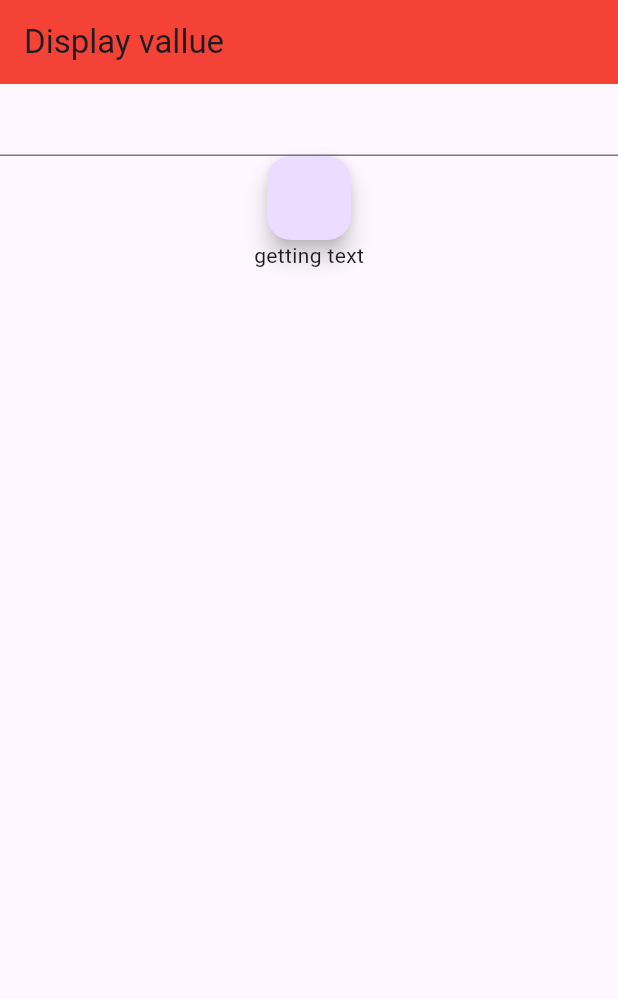
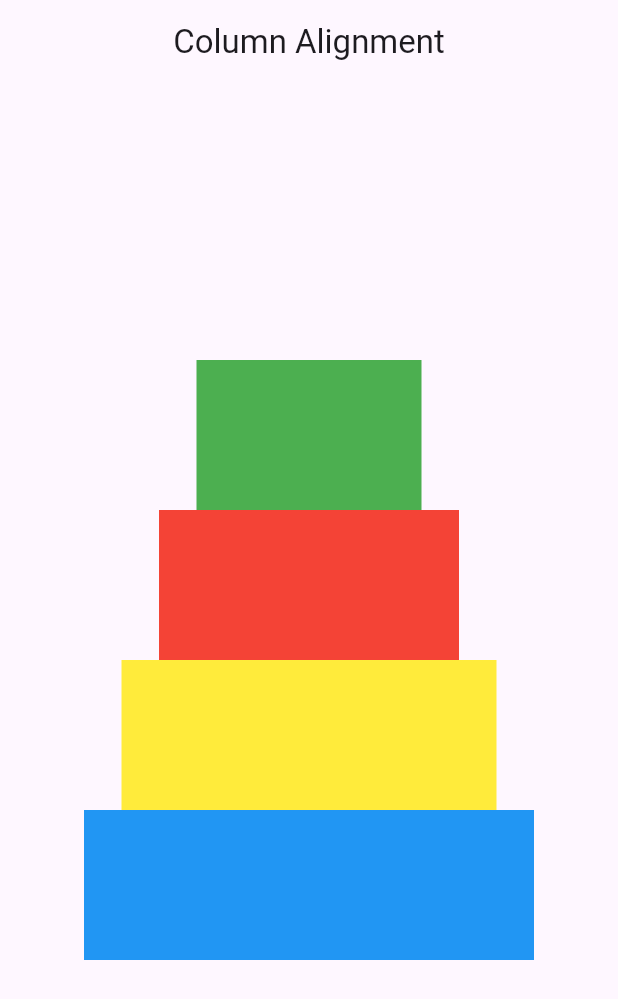
Before and after one commit to Soorajaniyeri/flutterfly, a Flutter app: the screen it shows after launch, on a phone screen of 412 x 824 dp. Shown: the top 999 px of the screen. Run offline on Flutter 3.47's test engine with Material 2 defaults, Android fonts, the phone set to English and light mode, and no system bars.

Commit message:
Column Alignment added

```diff
--- /dev/null
+++ b/lib/columnalignment.dart
@@ -0,0 +1,50 @@
+import 'package:flutter/material.dart';
+
+class ColumnAlignment extends StatefulWidget {
+  const ColumnAlignment({super.key});
+
+  @override
+  State<ColumnAlignment> createState() => _ColumnAlignmentState();
+}
+
+class _ColumnAlignmentState extends State<ColumnAlignment> {
+  @override
+  Widget build(BuildContext context) {
+    return Scaffold(
+      appBar: AppBar(
+        backgroundColor: Colors.transparent,
+        title: Text("Column Alignment"),
+        centerTitle: true,
+      ),
+      body: Center(
+        child: Column(
+          mainAxisAlignment: MainAxisAlignment.center,
+          crossAxisAlignment: CrossAxisAlignment.center,
+          children: [
+            Container(
+
+              height: 100,
+              width: 150,
+              color: Colors.green,
+            ),
+            Container(
+              height: 100,
+              width: 200,
+              color: Colors.red,
+            ),
+            Container(
+              height: 100,
+              width: 250,
+              color: Colors.yellow,
+            ),
+            Container(
+              height: 100,
+              width: 300,
+              color: Colors.blue,
+            )
+          ],
+        ),
+      ),
+    );
+  }
+}
--- a/lib/displaytext.dart
+++ b/lib/displaytext.dart
@@ -29,7 +29,10 @@ class _DisplayvalueState extends State<Displayvalue> {
             setState(() {
               myValue = myctr.text;
             });
-          }),
+          },
+
+
+          ),
           myValue == null ? Text("getting text") : Text(myValue!),
         ],
       ),
--- a/lib/main.dart
+++ b/lib/main.dart
@@ -1,8 +1,11 @@
 import 'package:flutter/material.dart';
+import 'package:flutterfly/sumdisplay.dart';
+import 'package:flutterfly/textfieldcolumn.dart';
 import 'package:flutterfly/textfieldexample.dart';
 
 import 'Controller.dart';
 import 'Textfieldvaluesum.dart';
+import 'columnalignment.dart';
 import 'currencyconverter.dart';
 import 'displaytext.dart';
 import 'multiplicationcontroll.dart';
@@ -39,7 +42,7 @@ class MyApp extends StatelessWidget {
         colorScheme: ColorScheme.fromSeed(seedColor: Colors.deepPurple),
         useMaterial3: true,
       ),
-      home: Displayvalue(),
+      home: ColumnAlignment(),
     );
   }
 }
@@ -63,10 +66,10 @@ class MyHomePage extends StatefulWidget {
 }
 
 class _MyHomePageState extends State<MyHomePage> {
-  int value=1;
+  int value = 1;
   int _counter = 2;
 
-  Color myclr=Colors.transparent;
+  Color myclr = Colors.transparent;
   Color myclr2 = Colors.green;
 
   List<Color> mylist = [Colors.black, Colors.pink];
@@ -78,18 +81,13 @@ class _MyHomePageState extends State<MyHomePage> {
       // so that the display can reflect the updated values. If we changed
       // _counter without calling setState(), then the build method would not be
       // called again, and so nothing would appear to happen.
-      _counter= _counter+2;
-      value=value+1;
+      _counter = _counter + 2;
+      value = value + 1;
     });
 
-
-
-    if (_counter %2== 0) {
+    if (_counter % 2 == 0) {
       myclr = Colors.red;
-    }
-
-    else{
-
+    } else {
       myclr = Colors.transparent;
     }
   }
```
Also changed, not shown: lib/sumdisplay.dart (added, +42 -0 lines), lib/textfieldcolumn.dart (added, +56 -0 lines).
